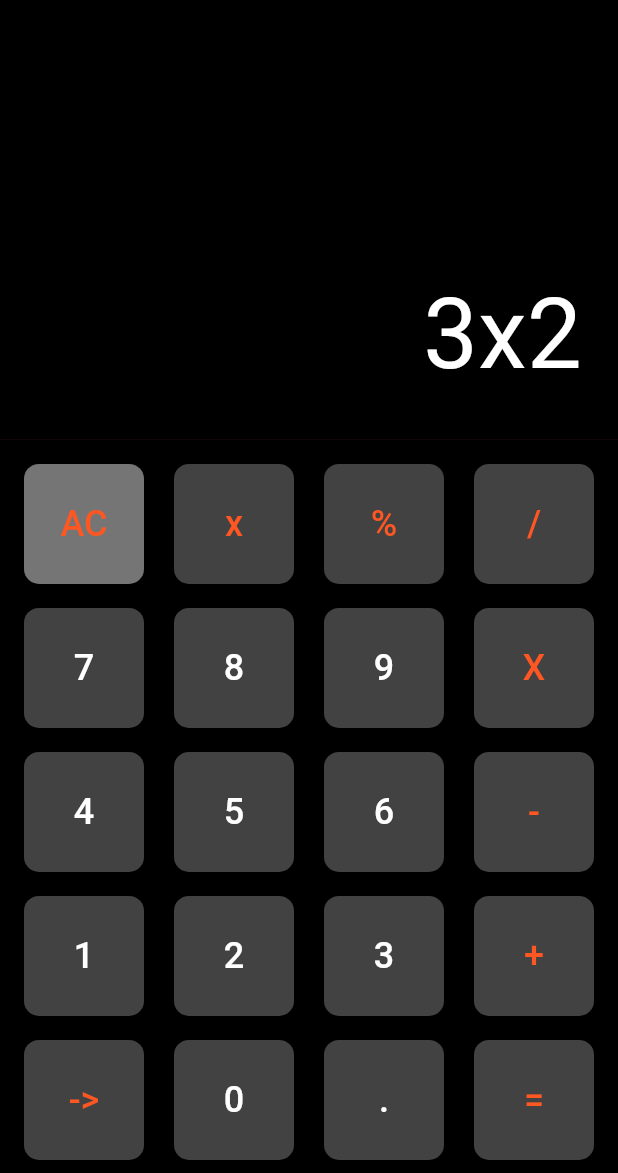
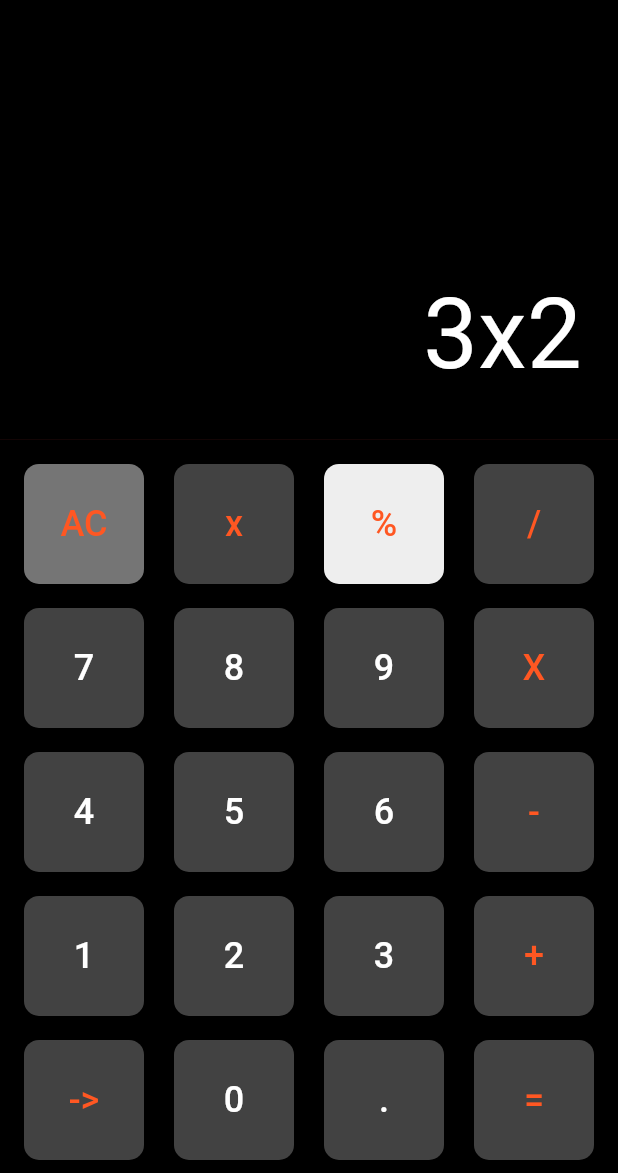
Before and after one commit to ArtoriasDWater/blog, a Flutter app: the screen it shows after launch, on a phone screen of 412 x 824 dp, the part 63-1236 px from its top. Run offline on Flutter 3.47's test engine with Material 3 defaults, Android fonts, the phone set to English and light mode, and no system bars.

```diff
--- a/lib/main.dart
+++ b/lib/main.dart
@@ -69,7 +69,7 @@ class MyApp extends StatelessWidget {
                         ),
                         BotonCalculadora(
                           texto: '%',
-                          colorFondo: Colors.grey.shade800,
+                          colorFondo: Colors.grey.shade200,
                           colorTexto: Colors.deepOrange,
                         ),
                         BotonCalculadora(
```
